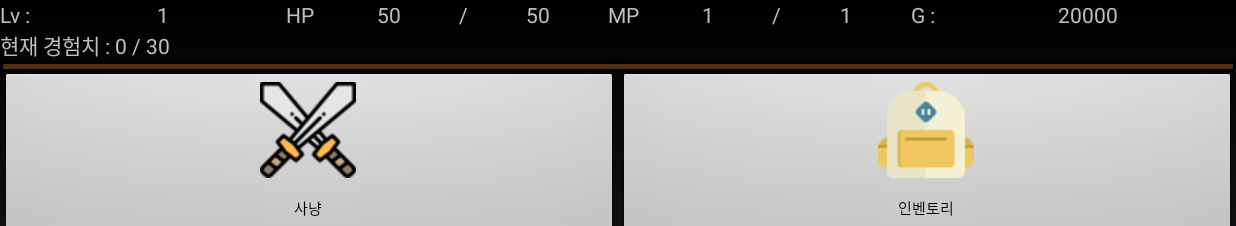
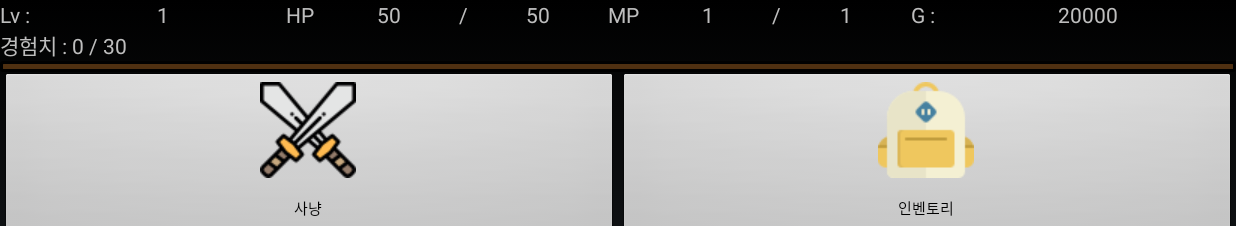
Before and after one commit to qhtlr4/Android_RPG_project, an Android app: the screen it shows after launch (GameActivity), after a tap on "새로하기", on a phone screen of 824 x 412 dp (held sideways). Shown: the top 226 px of the screen. Run offline under Robolectric (Android 15) with nearby library versions, the phone set to English and light mode, and no system bars.

Commit message:
텍스트 수정

```diff
--- a/app/src/main/res/layout/activity_game.xml
+++ b/app/src/main/res/layout/activity_game.xml
@@ -80,7 +80,7 @@
         <TextView
             android:layout_width="wrap_content"
             android:layout_height="wrap_content"
-            android:text="현재 경험치 : "/>
+            android:text="경험치 : "/>
         <TextView
             android:layout_width="wrap_content"
             android:layout_height="wrap_content"
```
